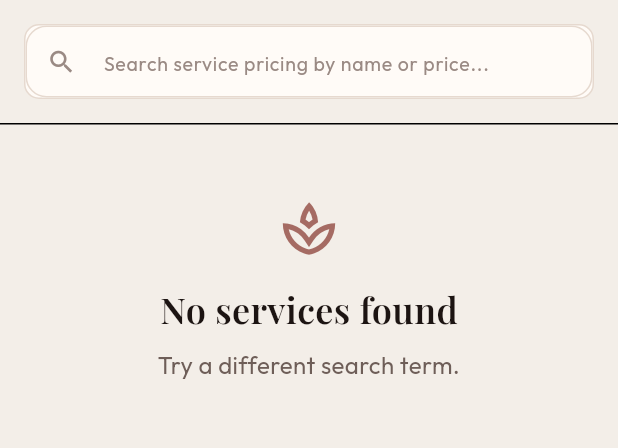
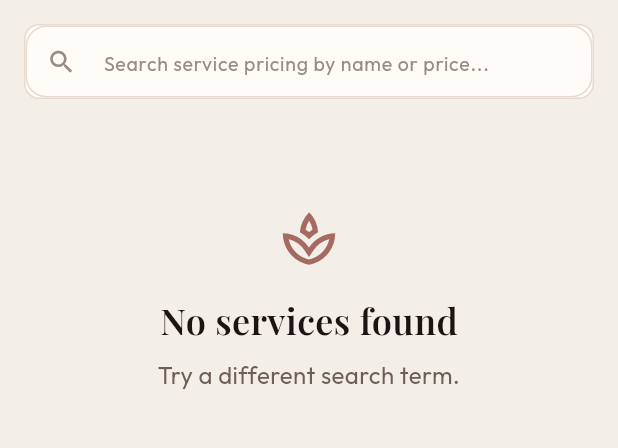
Before and after one commit to tamannamakeover6-afk/Top_Pathankot_Salon, a Flutter app: the AdminPricingPage screen opened by its route, on a phone screen of 412 x 824 dp, the part 108-556 px from its top. Run offline on Flutter 3.47's test engine with Material 3 defaults, Android fonts, the phone set to English and light mode, and no system bars; our stand-ins replace cloud_firestore, file_picker, firebase_auth, firebase_core, get, google_fonts and 2 more; accounts and stored records are empty.

Commit message:
remove divider admin panel

```diff
--- a/lib/features/admin/admin_pages.dart
+++ b/lib/features/admin/admin_pages.dart
@@ -359,15 +359,14 @@ class _AdminPricingPageState extends State<AdminPricingPage> {
                     ),
                   ),
                 ),
-              const Divider(height: 1),
+              const SizedBox(height: 8),
               Expanded(
                 child: items.isEmpty
                     ? const EmptyState(title: 'No services found', message: 'Try a different search term.')
-                    : ListView.separated(
+                    : ListView.builder(
                         padding: const EdgeInsets.symmetric(vertical: 8),
                         itemCount: items.length,
-                        separatorBuilder: (context, index) => const Divider(height: 1, indent: 20),
-                        itemBuilder: (_, i) {
+                        itemBuilder: (context, i) {
                           final s = items[i];
                           return ListTile(
                             title: Text(s.name),
@@ -511,7 +510,7 @@ class _AdminListState<T> extends State<_AdminList<T>> {
               ),
             ),
           ),
-        const Divider(height: 1),
+        const SizedBox(height: 8),
         Expanded(
           child: hasItems
               ? (filteredItems.isEmpty
@@ -519,10 +518,9 @@ class _AdminListState<T> extends State<_AdminList<T>> {
                       title: _query.isNotEmpty ? 'No matches found' : widget.emptyTitle,
                       message: _query.isNotEmpty ? 'Try a different search keyword.' : widget.emptyMessage,
                     )
-                  : ListView.separated(
+                  : ListView.builder(
                       padding: const EdgeInsets.symmetric(vertical: 8),
                       itemCount: filteredItems.length,
-                      separatorBuilder: (context, index) => const Divider(height: 1, indent: 72),
                       itemBuilder: (_, i) => widget.itemBuilder!(filteredItems[i]),
                     ))
               : ((widget.children ?? []).isEmpty
```
